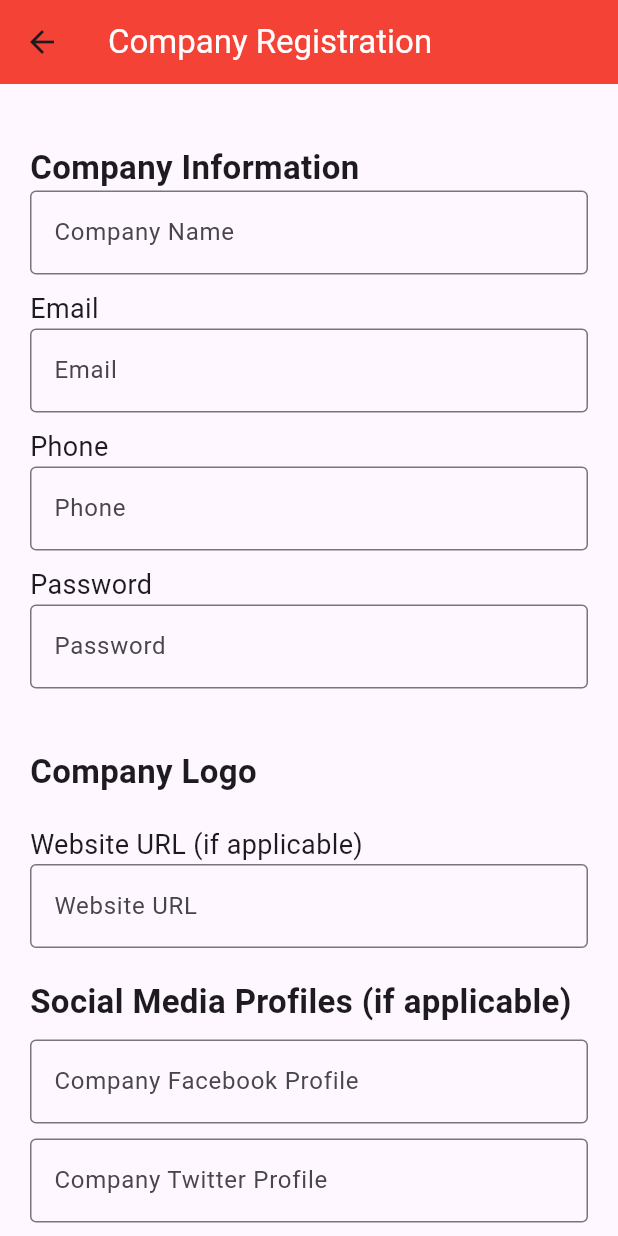
After one commit to ruchibajra/TrendMaster-MobileApp, a Flutter app: the CompanyRegistrationScreen screen opened directly, on a phone screen of 412 x 824 dp. The commit adds this screen. Run offline on Flutter 3.47's test engine with Material 3 defaults, Android fonts, the phone set to English and light mode, and no system bars; our stand-ins replace cloud_firestore, firebase_auth, firebase_core, fluttertoast, google_fonts; missing offline and left inert: firebase_app_check, firebase_app_check_platform_interface; accounts and stored records are empty.

```diff
--- a/lib/main.dart
+++ b/lib/main.dart
@@ -4,6 +4,10 @@ import 'package:google_fonts/google_fonts.dart';
 import 'package:trendmasterass2/pages/creator_registration.dart';
 import 'package:trendmasterass2/pages/usertype_page.dart';
 import 'package:trendmasterass2/unused/welcome_page.dart';
+import 'package:firebase_app_check/firebase_app_check.dart';
+import 'package:firebase_app_check_platform_interface/firebase_app_check_platform_interface.dart';
+
+
 
 Future<void> main() async{
   WidgetsFlutterBinding.ensureInitialized();
--- a/lib/model/user_model.dart
+++ b/lib/model/user_model.dart
@@ -13,7 +13,7 @@ class UserModel {
   int? instagramSubscriber;
   int? youtubeSubscriber;
   int? facebookSubscriber;
-  List<String>? niche;
+  String? niche;
   String? description;
 
   UserModel({this.uid, this.firstName, this.middleName, this.lastName, this.address, this.gender, this.email, this.phone, this.instagram,
--- /dev/null
+++ b/lib/pages/company_registration.dart
@@ -0,0 +1,176 @@
+import 'package:flutter/material.dart';
+
+class CompanyRegistrationScreen extends StatefulWidget {
+  @override
+  _CompanyRegistrationScreenState createState() =>
+      _CompanyRegistrationScreenState();
+}
+
+class _CompanyRegistrationScreenState
+    extends State<CompanyRegistrationScreen> {
+  TextEditingController companyNameController = TextEditingController();
+  TextEditingController emailController = TextEditingController();
+  TextEditingController phoneController = TextEditingController();
+  TextEditingController passwordController = TextEditingController(); // Added password controller
+  TextEditingController websiteController = TextEditingController();
+  TextEditingController facebookController = TextEditingController();
+  TextEditingController twitterController = TextEditingController();
+  TextEditingController linkedinController = TextEditingController();
+
+  @override
+  Widget build(BuildContext context) {
+    return Scaffold(
+      appBar: AppBar(
+        title: Text('Company Registration'),
+        backgroundColor: Colors.red, // Change the app bar background color to red
+      ),
+      body: Center(
+        child: SingleChildScrollView(
+          padding: EdgeInsets.all(20.0),
+          child: Column(
+            crossAxisAlignment: CrossAxisAlignment.start,
+            children: <Widget>[
+
+              SizedBox(height: 20),
+              Text(
+                'Company Information',
+                style: TextStyle(
+                  fontSize: 22,
+                  fontWeight: FontWeight.bold,
+                ),
+              ),
+              TextFormField(
+                controller: companyNameController,
+                decoration: InputDecoration(
+                  labelText: 'Company Name',
+                  border: OutlineInputBorder(),
+                ),
+              ),
+              SizedBox(height: 10),
+              Text(
+                'Email',
+                style: TextStyle(
+                  fontSize: 18,
+                ),
+              ),
+              TextFormField(
+                controller: emailController,
+                decoration: InputDecoration(
+                  labelText: 'Email',
+                  border: OutlineInputBorder(),
+                ),
+              ),
+              SizedBox(height: 10),
+              Text(
+                'Phone',
+                style: TextStyle(
+                  fontSize: 18,
+                ),
+              ),
+              TextFormField(
+                controller: phoneController,
+                decoration: InputDecoration(
+                  labelText: 'Phone',
+                  border: OutlineInputBorder(),
+                ),
+              ),
+              SizedBox(height: 10),
+              Text(
+                'Password', // Added Password Field
+                style: TextStyle(
+                  fontSize: 18,
+                ),
+              ),
+              TextFormField(
+                controller: passwordController,
+                obscureText: true,
+                decoration: InputDecoration(
+                  labelText: 'Password',
+                  border: OutlineInputBorder(),
+                ),
+              ),
+              SizedBox(height: 20),
+
+              SizedBox(height: 20),
+              Text(
+                'Company Logo',
+                style: TextStyle(
+                  fontSize: 22,
+                  fontWeight: FontWeight.bold,
+                ),
+              ),
+              // You can add a file upload field for the company logo here.
+              // Example: FileUploadWidget(),
+              SizedBox(height: 20),
+              Text(
+                'Website URL (if applicable)',
+                style: TextStyle(
+                  fontSize: 18,
+                ),
+              ),
+              TextFormField(
+                controller: websiteController,
+                decoration: InputDecoration(
+                  labelText: 'Website URL',
+                  border: OutlineInputBorder(),
+                ),
+              ),
+              SizedBox(height: 20),
+              Text(
+                'Social Media Profiles (if applicable)',
+                style: TextStyle(
+                  fontSize: 22,
+                  fontWeight: FontWeight.bold,
+                ),
+              ),
+              SizedBox(height: 10), // Added spacing here
+              TextFormField(
+                controller: facebookController,
+                decoration: InputDecoration(
+                  labelText: 'Company Facebook Profile',
+                  border: OutlineInputBorder(),
+                ),
+              ),
+              SizedBox(height: 10), // Added spacing here
+              TextFormField(
+                controller: twitterController,
+                decoration: InputDecoration(
+                  labelText: 'Company Twitter Profile',
+                  border: OutlineInputBorder(),
+                ),
+              ),
+              SizedBox(height: 10), // Added spacing here
+              TextFormField(
+                controller: linkedinController,
+                decoration: InputDecoration(
+                  labelText: 'Company LinkedIn Profile',
+                  border: OutlineInputBorder(),
+                ),
+              ),
+              SizedBox(height: 20),
+              Center(
+                child: ElevatedButton(
+                  onPressed: () {
+                    // Implement the company registration logic here.
+                    // You can access the entered data using the controller.text properties.
+                  },
+                  style: ElevatedButton.styleFrom(
+                    primary: Colors.red, // Set button color to red
+                    minimumSize: Size(150, 50), // Set button size
+                  ),
+                  child: Text(
+                    'Register',
+                    style: TextStyle(
+                      color: Colors.white,
+                      fontSize: 22,
+                    ),
+                  ),
+                ),
+              ),
+            ],
+          ),
+        ),
+      ),
+    );
+  }
+}
--- a/lib/pages/creator_registration.dart
+++ b/lib/pages/creator_registration.dart
@@ -1,11 +1,9 @@
 import 'package:firebase_auth/firebase_auth.dart';
 import 'package:flutter/material.dart';
 import 'package:fluttertoast/fluttertoast.dart';
-import 'package:shared_preferences/shared_preferences.dart';
 import 'package:cloud_firestore/cloud_firestore.dart';
 import 'package:trendmasterass2/model/user_model.dart';
 import 'package:trendmasterass2/pages/company_homepage.dart';
-
 
 enum Gender { Male, Female }
 
@@ -26,11 +24,11 @@ class _CreatorRegistrationState extends State<CreatorRegistration> {
   TextEditingController instagramController = TextEditingController();
   TextEditingController youtubeController = TextEditingController();
   TextEditingController facebookController = TextEditingController();
-  TextEditingController rateController = TextEditingController();
   TextEditingController instagramSubscriberController = TextEditingController();
   TextEditingController youtubeSubscriberController = TextEditingController();
   TextEditingController facebookSubscriberController = TextEditingController();
   TextEditingController descriptionController = TextEditingController();
+  TextEditingController rateController = TextEditingController();
 
   String? selectedGender;
   List<String> selectedNiches = [];
@@ -50,31 +48,6 @@ class _CreatorRegistrationState extends State<CreatorRegistration> {
       {'niche': 'Model', 'color': Colors.teal},
       {'niche': 'Comedy', 'color': Colors.teal},
     ];
-  }
-
-  Future<void> _saveUserDataLocally() async {
-    SharedPreferences prefs = await SharedPreferences.getInstance();
-    prefs.setString('firstName', firstNameController.text);
-    prefs.setString('middleName', middleNameController.text);
-    prefs.setString('lastName', lastNameController.text);
-    prefs.setString('address', addressController.text);
-    prefs.setString('gender', selectedGender ?? '');
-    prefs.setString('phone', phoneController.text);
-    prefs.setString('email', emailController.text);
-    prefs.setString('password', passwordController.text);
-    prefs.setString('confirmPassword', confirmPasswordController.text);
-    prefs.setString('instagram', instagramController.text);
-    prefs.setString('youtube', youtubeController.text);
-    prefs.setString('facebook', facebookController.text);
-
-    prefs.setInt('instagramSubscriber',
-        int.parse(instagramSubscriberController.text));
-    prefs.setInt(
-        'youtubeSubscriber', int.parse(youtubeSubscriberController.text));
-    prefs.setInt('facebookSubscriber',
-        int.parse(facebookSubscriberController.text));
-    prefs.setStringList('niche', selectedNiches);
-    prefs.setString('description', descriptionController.text);
   }
 
   //Personal Info Section
@@ -399,9 +372,6 @@ class _CreatorRegistrationState extends State<CreatorRegistration> {
   }
 
   postDetailsToFirestore() async {
-    //calling our firestore and usermodel
-    //sendind these value
-
     FirebaseFirestore firebaseFirestore = FirebaseFirestore.instance;
     User? user = _auth.currentUser;
 
@@ -420,10 +390,9 @@ class _CreatorRegistrationState extends State<CreatorRegistration> {
       instagramSubscriber: int.parse(instagramSubscriberController.text),
       youtubeSubscriber: int.parse(youtubeSubscriberController.text),
       facebookSubscriber: int.parse(facebookSubscriberController.text),
-      niche: selectedNiches.join(', ') as List<String>?,
+      niche: selectedNiches.toString(),
       description: descriptionController.text,
     );
-
 
     await firebaseFirestore
         .collection("users")
@@ -441,7 +410,7 @@ class _CreatorRegistrationState extends State<CreatorRegistration> {
   Widget build(BuildContext context) {
     return Scaffold(
       appBar: AppBar(
-        title: Text('Influencer Registration'),
+        title: const Text('Influencer Registration'),
         backgroundColor: Colors.teal,
       ),
       body: SingleChildScrollView(
@@ -464,7 +433,7 @@ class _CreatorRegistrationState extends State<CreatorRegistration> {
                     primary: Colors.teal,
                     minimumSize: Size(150, 50),
                   ),
-                  child: Text(
+                  child: const Text(
                     'Register',
                     style: TextStyle(
                       color: Colors.white,
```
Also changed, not shown: 1 other file.
